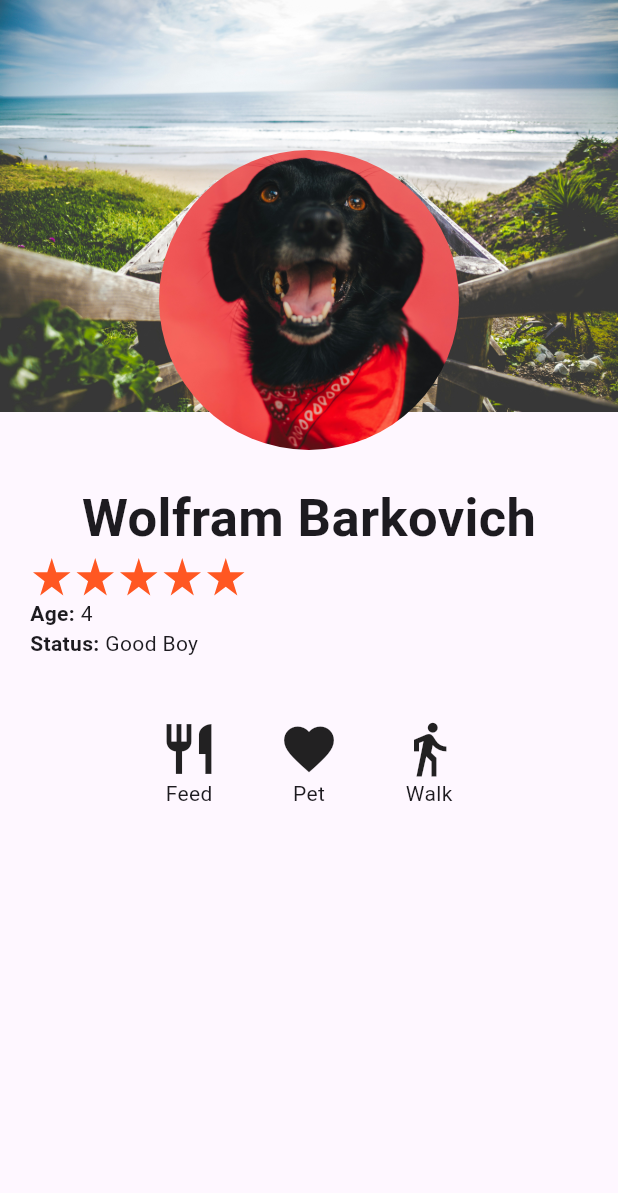
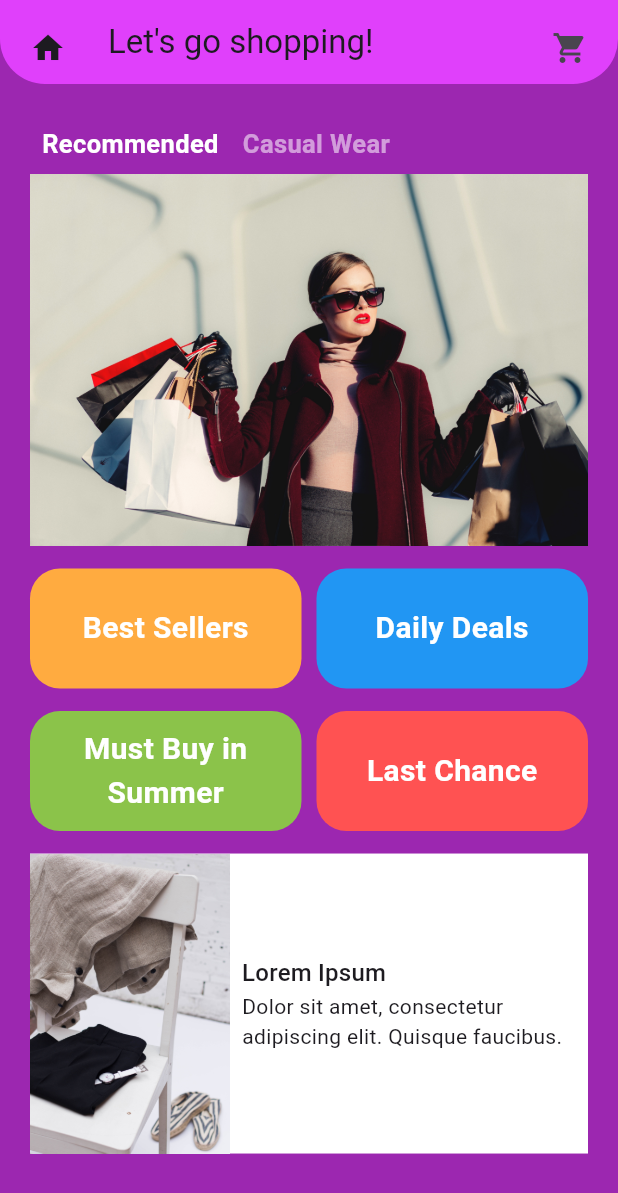
Before and after one commit to thisfren/Flutter-Cookbook, a Flutter app: the screen it shows after launch, on a phone screen of 412 x 824 dp. Shown: the top 1193 px of the screen. Run offline on Flutter 3.47's test engine with Material 3 defaults, Android fonts, the phone set to English and light mode, and no system bars; our stand-ins replace google_fonts.

Commit message:
Nesting widget trees and Refactoring done.

```diff
--- /dev/null
+++ b/Ch. 4/mastering_layout/lib/deep_tree.dart
@@ -0,0 +1,35 @@
+// lib/deep_tree.dart
+
+import 'package:flutter/material.dart' show BuildContext, Colors, Column, Container, Expanded, FlutterLogo, MainAxisAlignment, Row, SafeArea, Scaffold, StatelessWidget, Text, Widget;
+
+
+class DeepTree extends StatelessWidget {
+  const DeepTree({super.key});
+
+  @override
+  Widget build(BuildContext context) {
+    return Scaffold(
+      body: SafeArea(
+        child: Column(
+          mainAxisAlignment: MainAxisAlignment.center,
+          children: [
+            Row(
+              mainAxisAlignment: MainAxisAlignment.center,
+              children: <Widget>[
+                FlutterLogo(),
+                Text('Flutter is amazing.'),
+              ],
+            ),
+            Expanded(
+              child: Container(
+                color: Colors.purple
+              )
+            ),
+            Text("It's all widgets!"),
+            Text("Let's find out how deep the rabbit hole goes.")
+          ],
+        ),
+      )
+    );
+  }
+}
--- /dev/null
+++ b/Ch. 4/mastering_layout/lib/e_commerce_screen_before.dart
@@ -0,0 +1,196 @@
+// lib/e_commerce_screen_before.dart
+
+/*
+If you have widget trees or statements that are repeated throughout your code, you should refactor your code.
+If you can accomplish the same result with less code, then you will have fewer bugs and be able to change your code faster.
+When you invoke the extract method, your IDE will set the return to whatever top-level widget you are extracting.
+If you are extracting a Row widget, the return type of your method will be a row.
+It's usually considered best practice to change the return type to the widget superclass instead of something more specific.
+The benefit is that if you ever update the root widget in your build method to some other widget, you don't have to change the method signature.
+A Row is a widget. A Column is a widget. A Padding is a widget.
+Ensuring that your return type is always Widget will remove any blocks as your app grows.
+*/
+import 'package:flutter/material.dart' show AppBar, BorderRadius, BoxDecoration, BoxFit, BuildContext, Center, Color, Colors, Column, Container, CrossAxisAlignment, EdgeInsets, Expanded, FontWeight, Icon, Icons, Image, MainAxisAlignment, Padding, Radius, RoundedRectangleBorder, Row, Scaffold, SizedBox, StatelessWidget, Text, TextAlign, TextStyle, Theme, Widget;
+
+class ECommerceScreenBefore extends StatelessWidget{
+  const ECommerceScreenBefore({super.key});
+
+  @override
+  Widget build(BuildContext context) {
+    return Scaffold(
+      backgroundColor: Colors.purple,
+      appBar: _buildAppBar(),
+      body: Padding(
+        padding: const EdgeInsets.all(20),
+        child: Column(
+          children: <Widget>[
+            _buildToggleBar(),
+            Image.asset('assets/woman_shopping.jpg'),
+            DealButtons(),
+            Container(
+              height: 200,
+              color: Colors.white,
+              child: Row(
+                children: <Widget>[
+                  Image.asset(
+                    'assets/textiles.jpg',
+                    fit: BoxFit.fitHeight
+                  ),
+                  Expanded(
+                    child: Padding(
+                      padding: const EdgeInsets.all(8),
+                      child: Column(
+                        mainAxisAlignment: MainAxisAlignment.center,
+                        crossAxisAlignment: CrossAxisAlignment.start,
+                        children: <Widget>[
+                          Text(
+                            'Lorem Ipsum',
+                            style: Theme.of(context).textTheme.titleMedium,
+                          ),
+                          Text(
+                            'Dolor sit amet, consectetur adipiscing elit. Quisque faucibus.'
+                          )
+                        ]
+                      )
+                    )
+                  )
+                ]
+              )
+            )
+          ]
+        )
+      )
+    );
+  }
+
+  Row _buildToggleBar() {
+    return Row(
+            children: <Widget>[
+              Padding(
+                padding: const EdgeInsets.all(8),
+                child: Text(
+                  'Recommended',
+                  style: TextStyle(
+                    color: Colors.white,
+                    fontSize: 17,
+                    fontWeight: FontWeight.bold
+                  )
+                )
+              ),
+              Padding(
+                padding: const EdgeInsets.all(8),
+                child: Text(
+                  'Casual Wear',
+                  style: TextStyle(
+                    color: Colors.white54,
+                    fontSize: 17,
+                    fontWeight: FontWeight.bold
+                  )
+                )
+              )
+            ]
+          );
+  }
+
+  AppBar _buildAppBar() {
+    return AppBar(
+      backgroundColor: Colors.purpleAccent,
+      shape:RoundedRectangleBorder(
+        borderRadius: BorderRadius.vertical(bottom: Radius.circular(30))
+      ),
+      leading: Padding(
+        padding: const EdgeInsets.all(20),
+        child: Icon(Icons.home)
+      ),
+      title: Text("Let's go shopping!"),
+      elevation: 0,
+      actions: <Widget>[
+        Padding(
+          padding: const EdgeInsets.all(20),
+          child: Icon(Icons.shopping_cart)
+        )
+      ]
+    );
+  }
+}
+
+class DealButtons extends StatelessWidget {
+  const DealButtons({
+    super.key,
+  });
+
+  @override
+  Widget build(BuildContext context) {
+    return Column(
+      children: [
+        SizedBox(height: 15),
+        Row(
+          children: <Widget>[
+            DealButton(
+              text: 'Best Sellers',
+              color: Colors.orangeAccent
+            ),
+            SizedBox(width: 10),
+            DealButton(
+              text: 'Daily Deals',
+              color: Colors.blue
+            )
+          ]
+        ),
+        SizedBox(height: 15),
+        Row(
+          children: <Widget>[
+            DealButton(
+              text: 'Must Buy in Summer',
+              color: Colors.lightGreen
+            ),
+            SizedBox(width: 10),
+            DealButton(
+              text: 'Last Chance',
+              color: Colors.redAccent
+            )
+          ]
+        ),
+        SizedBox(height: 15),
+      ],
+    );
+  }
+}
+
+class DealButton extends StatelessWidget {
+  final String text;
+  final Color? color;
+
+  const DealButton({
+    super.key,
+    this.text = "",
+    this.color
+  });
+
+  @override
+  Widget build(BuildContext context) {
+    return Expanded(
+      child: Container(
+        height: 80,
+        decoration: BoxDecoration(
+          color: color,
+          borderRadius: BorderRadius.circular(20)
+        ),
+        child: Padding(
+          padding: const EdgeInsets.all(10),
+          child: Center(
+            child: Text(
+              text,
+              textAlign: TextAlign.center,
+              style: TextStyle(
+                color: Colors.white,
+                fontSize: 20,
+                fontWeight: FontWeight.bold
+              )
+            )
+          )
+        )
+      )
+    );
+  }
+}
--- a/Ch. 4/mastering_layout/lib/main.dart
+++ b/Ch. 4/mastering_layout/lib/main.dart
@@ -1,7 +1,9 @@
 // lib/main.dart
 import 'package:flutter/material.dart' show BuildContext, MaterialApp, StatelessWidget, Widget, runApp;
+import 'package:mastering_layout/e_commerce_screen_before.dart' show ECommerceScreenBefore;
+// import 'package:mastering_layout/deep_tree.dart' show DeepTree;
 // import 'package:mastering_layout/flex_screen.dart';
-import 'package:mastering_layout/profile_screen.dart' show ProfileScreen;
+// import 'package:mastering_layout/profile_screen.dart' show ProfileScreen;
 
 
 
@@ -16,8 +18,10 @@ class MyApp extends StatelessWidget {
   @override
   Widget build(BuildContext context) {
     return MaterialApp(
-      home: ProfileScreen(),
+      // home: ProfileScreen()
       // home: FlexScreen()
+      // home: DeepTree()
+      home: ECommerceScreenBefore()
     );
   }
 }
```
Also changed, not shown: Ch. 4/mastering_layout/assets/textiles.jpg (added), Ch. 4/mastering_layout/assets/woman_shopping.jpg (added), 1 other file.
